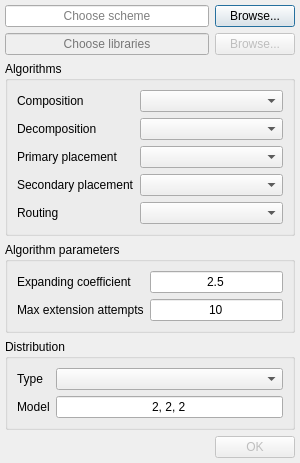
First picture: the form in app/gui/setupsessiondialog/setupsessiondialog.ui, repository olerapx/VLSI-Designer, before the edit.
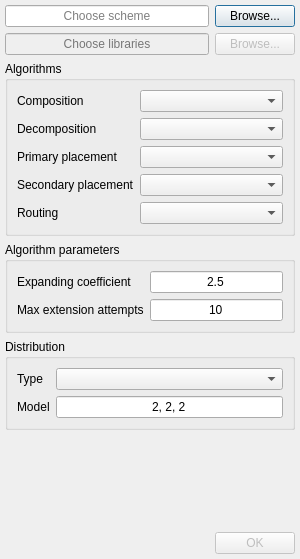
Second picture: the form after the edit.

Patch:
```diff
--- a/app/gui/setupsessiondialog/setupsessiondialog.ui
+++ b/app/gui/setupsessiondialog/setupsessiondialog.ui
@@ -7,7 +7,7 @@
     <x>0</x>
     <y>0</y>
     <width>300</width>
-    <height>410</height>
+    <height>559</height>
    </rect>
   </property>
   <property name="windowTitle">
```
Left out of the diff: 54 changed lines with no effect on the pictures.
